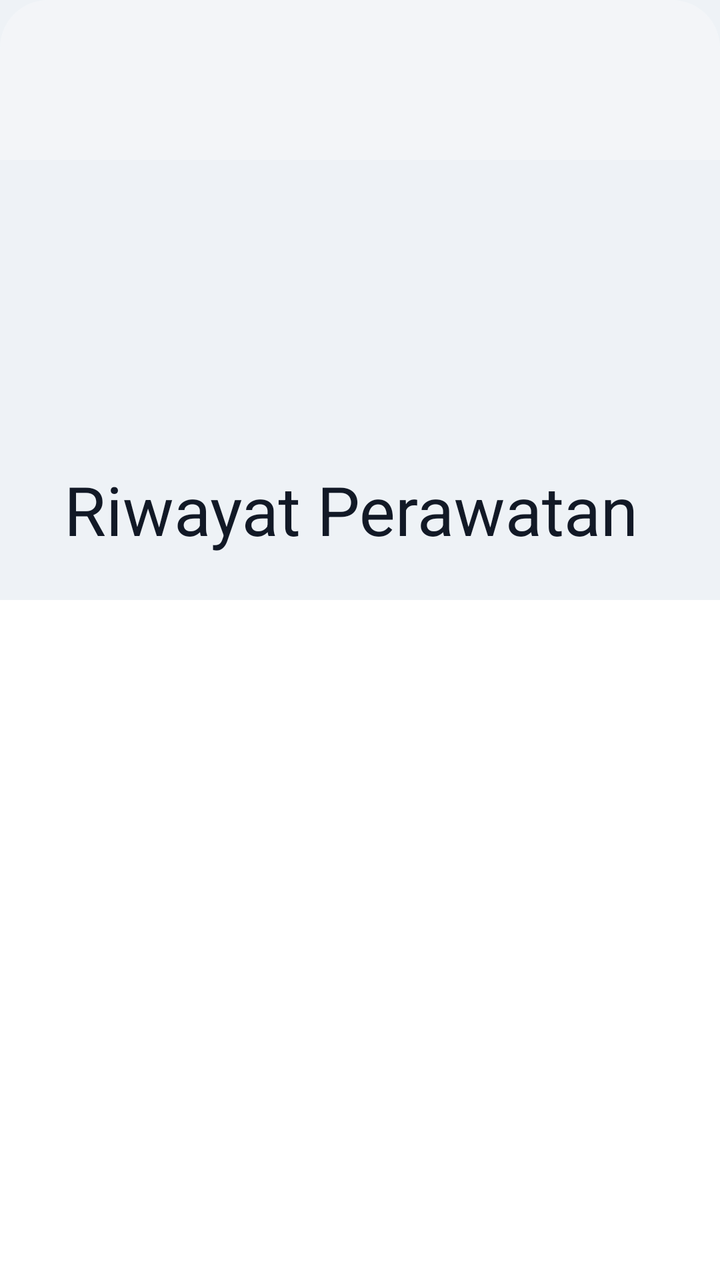
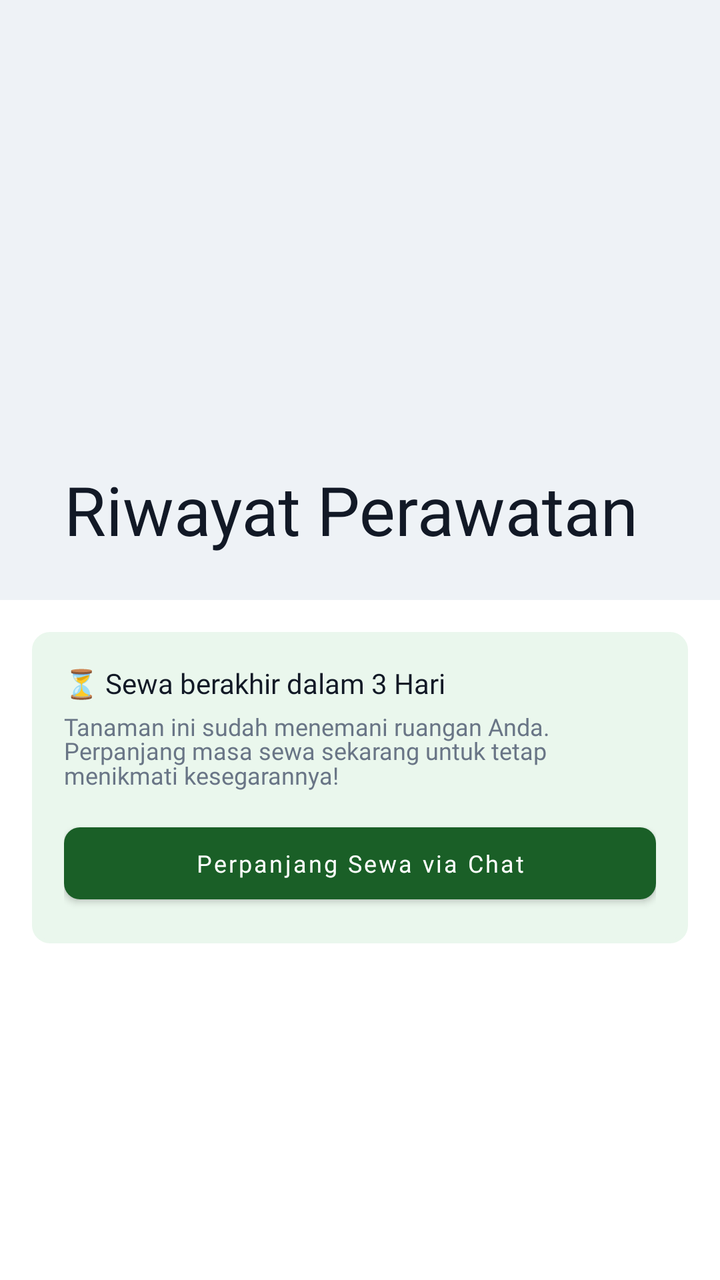

The first picture is an Android layout as it rendered before a commit; the second is the same layout after the commit. The layout source and the unified diff follow.
<!-- AndroidManifest.xml: application theme Theme.Florist -->
<!-- res/layout/activity_rental_detail.xml -->
<?xml version="1.0" encoding="utf-8"?>
<RelativeLayout
    xmlns:android="http://schemas.android.com/apk/res/android"
    xmlns:app="http://schemas.android.com/apk/res-auto"
    android:layout_width="match_parent"
    android:layout_height="match_parent"
    app:cardBackgroundColor="@android:color/transparent">
    <com.google.android.material.card.MaterialCardView
    android:id="@+id/stickyBottomContainer"
    android:layout_width="match_parent"
    android:layout_height="wrap_content"
    android:layout_alignParentBottom="true"
    android:layout_margin="16dp"
    app:cardCornerRadius="16dp"
    app:cardElevation="8dp"
    app:cardBackgroundColor="@color/white">

    <LinearLayout
        android:layout_width="match_parent"
        android:layout_height="wrap_content"
        android:orientation="vertical">

        <LinearLayout
            android:id="@+id/layoutConfirmResolution"
            android:layout_width="match_parent"
            android:layout_height="wrap_content"
            android:orientation="vertical"
            android:gravity="center_horizontal"
            android:padding="16dp"
            android:visibility="gone">

            <ImageView
                android:layout_width="56dp"
                android:layout_height="56dp"
                android:src="@drawable/dalam_perawatan"
                app:tint="@color/main_color"
                android:layout_gravity="center_horizontal"/>

            <TextView
                android:layout_width="match_parent"
                android:layout_height="wrap_content"
                android:text="Apakah masalah sudah teratasi?"
                android:textAlignment="center"
                android:textColor="@color/black"
                style="@style/title_md_bold"
                android:layout_marginBottom="6dp" />

            <com.google.android.material.button.MaterialButton
                android:id="@+id/btnAcceptResolution"
                android:layout_width="match_parent"
                android:layout_height="wrap_content"
                android:text="Ya, Terima Resolusi"
                app:backgroundTint="@color/olive_500"
                android:textColor="@color/white"
                style="@style/body_sm_bold"
                app:cornerRadius="10dp"
                android:textAllCaps="false"
                android:layout_marginBottom="10dp"
                android:insetTop="0dp"
                android:insetBottom="0dp" />

            <com.google.android.material.button.MaterialButton
                android:id="@+id/btnRejectResolution"
                android:layout_width="match_parent"
                android:layout_height="wrap_content"
                android:text="Tolak Resolusi (Belum Puas)"
                app:backgroundTint="@color/red_500"
                android:textColor="@color/white"
                style="@style/body_sm_bold"
                android:textAllCaps="false"
                app:cornerRadius="10dp"
                android:insetTop="0dp"
                android:insetBottom="0dp" />
        </LinearLayout>

        <LinearLayout
            android:id="@+id/layoutReply"
            android:layout_width="match_parent"
            android:layout_height="wrap_content"
            android:orientation="vertical"
            android:paddingHorizontal="20dp"
            android:paddingTop="20dp"
            android:paddingBottom="16dp"
            android:visibility="gone">

            <TextView
                android:layout_width="wrap_content"
                android:layout_height="wrap_content"
                android:text="Tindakan Lanjutan"
                android:textColor="@color/black"
                style="@style/label_lg_bold"
                android:layout_marginBottom="12dp"/>

            <EditText
                android:id="@+id/etSellerResponse"
                android:layout_width="match_parent"
                android:layout_height="wrap_content"
                android:minLines="2"
                android:gravity="top|start"
                android:hint="Ketik resolusi Anda di sini..."
                android:padding="12dp"
                android:background="@drawable/rounded_gray_layout"
                android:layout_marginBottom="16dp"
                style="@style/body_md_regular"/>

            <com.google.android.material.button.MaterialButton
                android:id="@+id/btnSubmitResolution"
                android:layout_width="match_parent"
                android:layout_height="50dp"
                android:text="Kirim Resolusi &amp; Selesaikan"
                android:textColor="@color/white"
                app:backgroundTint="@color/olive_500"
                app:cornerRadius="10dp" />
        </LinearLayout>

        <LinearLayout
            android:id="@+id/layoutSubmitComplaint"
            android:layout_width="match_parent"
            android:layout_height="wrap_content"
            android:padding="16dp"
            android:visibility="gone">

            <com.google.android.material.button.MaterialButton
                android:id="@+id/btnSubmitComplaint"
                android:layout_width="match_parent"
                android:layout_height="50dp"
                android:text="Ajukan Komplain Baru"
                android:background="@drawable/rounded_error_button"
                app:backgroundTint="@color/red_500"
                style="@style/body_sm_bold"
                app:cornerRadius="10dp" />
        </LinearLayout>

        <LinearLayout
            android:id="@+id/layoutChatInput"
            android:layout_width="match_parent"
            android:layout_height="wrap_content"
            android:orientation="horizontal"
            android:gravity="center_vertical"
            android:paddingHorizontal="8dp"
            android:paddingVertical="8dp"
            android:background="@drawable/rounded_gray_layout"
            android:layout_margin="12dp"
            android:visibility="gone">

            <EditText
                android:id="@+id/etChatMessage"
                android:layout_width="0dp"
                android:layout_height="wrap_content"
                android:layout_weight="1"
                android:background="@android:color/transparent"
                android:hint="Tulis balasan di sini..."
                android:padding="12dp"
                android:textSize="14sp"
                android:maxLines="4" />

            <ImageButton
                android:id="@+id/btnSendChat"
                android:layout_width="48dp"
                android:layout_height="48dp"
                android:src="@android:drawable/ic_menu_send"
                android:background="?attr/selectableItemBackgroundBorderless"
                app:tint="@color/main_color" />
        </LinearLayout>

    </LinearLayout>
</com.google.android.material.card.MaterialCardView>

    <androidx.coordinatorlayout.widget.CoordinatorLayout
        android:layout_width="match_parent"
        android:layout_height="match_parent"
        android:layout_above="@id/stickyBottomContainer">

        <com.google.android.material.appbar.AppBarLayout
            android:id="@+id/appBarLayout"
            android:layout_width="match_parent"
            android:layout_height="300dp"
            android:theme="@style/ThemeOverlay.AppCompat.Dark.ActionBar">

            <com.google.android.material.appbar.CollapsingToolbarLayout
                android:id="@+id/collapsingToolbar"
                android:layout_width="match_parent"
                android:layout_height="match_parent"
                app:contentScrim="@color/main_color"
                app:layout_scrollFlags="scroll|exitUntilCollapsed"
                app:title="Riwayat Perawatan"
                app:expandedTitleTextColor="@color/black"
                app:collapsedTitleTextColor="@color/white"
                app:collapsedTitleTextAppearance="@style/TextAppearance.AppCompat.Body2">

                <ImageView
                    android:id="@+id/imgOriginalPlant"
                    android:layout_width="match_parent"
                    android:layout_height="match_parent"
                    android:scaleType="centerCrop"
                    android:src="@color/gray_100"
                    app:layout_collapseMode="parallax"
                    app:layout_collapseParallaxMultiplier="0.7" />

                <View
                    android:layout_width="match_parent"
                    android:layout_height="80dp"
                    android:layout_gravity="top"
                    android:background="@drawable/bg_bottom_sheet"
                    android:alpha="0.3"
                    app:layout_collapseMode="pin"/>

                <androidx.appcompat.widget.Toolbar
                    android:id="@+id/toolbar"
                    android:layout_width="match_parent"
                    android:layout_height="42dp"
                    android:background="@android:color/transparent"
                    app:elevation="0dp"
                    app:layout_collapseMode="pin"
                    app:popupTheme="@style/ThemeOverlay.AppCompat.Light"/>

            </com.google.android.material.appbar.CollapsingToolbarLayout>
        </com.google.android.material.appbar.AppBarLayout>

        <androidx.core.widget.NestedScrollView
            android:id="@+id/nestedScrollView"
            android:layout_width="match_parent"
            android:layout_height="match_parent"
            android:fillViewport="true"
            app:layout_behavior="@string/appbar_scrolling_view_behavior">

            <LinearLayout
                android:id="@+id/contentLayout"
                android:layout_width="match_parent"
                android:layout_height="wrap_content"
                android:orientation="vertical"
                android:background="@drawable/rounded_timeline"
                android:paddingHorizontal="16dp"
                android:paddingBottom="16dp">

                <androidx.recyclerview.widget.RecyclerView
                    android:id="@+id/rvMaintenanceTimeline"
                    android:layout_width="match_parent"
                    android:layout_height="wrap_content"
                    android:nestedScrollingEnabled="false"
                    android:background="@drawable/rounded_timeline"/>

                <androidx.recyclerview.widget.RecyclerView
                    android:id="@+id/rvComplaintTimeline"
                    android:layout_width="match_parent"
                    android:layout_height="wrap_content"
                    android:nestedScrollingEnabled="false" />


                <androidx.recyclerview.widget.RecyclerView
                    android:id="@+id/rvChatDiscussion"
                    android:layout_width="match_parent"
                    android:layout_height="wrap_content"
                    android:nestedScrollingEnabled="false"
                    android:layout_marginTop="16dp"
                    android:layout_marginBottom="8dp"/>

            </LinearLayout>
        </androidx.core.widget.NestedScrollView>
    </androidx.coordinatorlayout.widget.CoordinatorLayout>

    <ProgressBar
        android:id="@+id/progressBar"
        android:layout_width="wrap_content"
        android:layout_height="wrap_content"
        android:layout_centerInParent="true"
        android:visibility="gone"/>

</RelativeLayout>
<!-- resources referenced by this layout -->
<resources>
  <color name="black">#121926</color>
  <color name="gray_100">#EEF2F6</color>
  <color name="main_color">#3D5C42</color>
  <color name="olive_500">#3D5C42</color>
  <color name="red_500">#D6282E</color>
  <color name="white">#FFFFFF</color>
  <!-- drawable bg_bottom_sheet (drawable) -->
  <?xml version="1.0" encoding="utf-8"?>
  <shape xmlns:android="http://schemas.android.com/apk/res/android"
      android:shape="rectangle">
      <solid android:color="@color/white"/>
      <corners
          android:topLeftRadius="24dp"
          android:topRightRadius="24dp"/>
  </shape>
  <!-- drawable rounded_gray_layout (drawable) -->
  <?xml version="1.0" encoding="utf-8"?>
  <shape xmlns:android="http://schemas.android.com/apk/res/android"
      android:shape="rectangle">
  
      <solid android:color="@color/white"/>
      <stroke android:color="@color/border_tertiary" android:width="2dp"/>
      <corners android:bottomLeftRadius="8dp"
          android:bottomRightRadius="8dp"
          android:topLeftRadius="8dp"
          android:topRightRadius="8dp"/>
  
  </shape>
  <!-- drawable rounded_timeline (drawable) -->
  <?xml version="1.0" encoding="utf-8"?>
  <shape xmlns:android="http://schemas.android.com/apk/res/android">
      <solid android:color="@color/white" />
  
      <corners
          android:topLeftRadius="24dp"
          android:topRightRadius="24dp" />
  </shape>
  <style name="body_md_regular">
          <item name="android:fontFamily">@font/nunitosans_regular</item>
          <item name="android:textSize">14sp</item>
          <item name="android:lineSpacingMultiplier">0.87</item>
          <item name="android:lineSpacingExtra">2sp</item>
      </style>
  <style name="body_sm_bold">
          <item name="android:fontFamily">@font/nunito_sans_bold</item>
          <item name="android:textSize">12sp</item>
          <item name="android:lineSpacingMultiplier">0.86</item>
          <item name="android:lineSpacingExtra">2sp</item>
      </style>
  <style name="label_lg_bold">
          <item name="android:fontFamily">@font/nunito_sans_bold</item>
          <item name="android:textSize">14sp</item>
          <item name="android:lineSpacingMultiplier">0.7</item>
          <item name="android:lineSpacingExtra">6sp</item>
      </style>
  <style name="title_md_bold">
          <item name="android:fontFamily">@font/nunito_sans_bold</item>
          <item name="android:textSize">16sp</item>
          <item name="android:lineSpacingMultiplier">0.44</item>
          <item name="android:lineSpacingExtra">10sp</item>
      </style>
  <color name="bg_error">@color/red_500</color>
  <color name="border_secondary">@color/gray_400</color>
  <color name="border_tertiary">@color/gray_100</color>
  <color name="teal_200">#FF03DAC5</color>
  <color name="teal_700">#FF018786</color>
  <!-- drawable rounded_normal_edittext (drawable) -->
  <?xml version="1.0" encoding="utf-8"?>
  <shape xmlns:android="http://schemas.android.com/apk/res/android"
      android:shape="rectangle">
  
      <solid android:color="@color/white"/>
      <stroke android:color="@color/border_secondary" android:width="1dp"/>
      <corners android:bottomLeftRadius="8dp"
          android:bottomRightRadius="8dp"
          android:topLeftRadius="8dp"
          android:topRightRadius="8dp"/>
  
  </shape>
  <color name="gray_400">#9AA4B2</color>
  <!-- unchanged entries left out for length: 3 -->
</resources>

<!-- the commit's change to res/layout/activity_rental_detail.xml (unified diff, before → after) -->
@@ -5,6 +5,7 @@
     android:layout_width="match_parent"
     android:layout_height="match_parent"
     app:cardBackgroundColor="@android:color/transparent">
+
     <com.google.android.material.card.MaterialCardView
     android:id="@+id/stickyBottomContainer"
     android:layout_width="match_parent"
@@ -77,47 +78,25 @@
             android:id="@+id/layoutReply"
             android:layout_width="match_parent"
             android:layout_height="wrap_content"
-            android:orientation="vertical"
-            android:paddingHorizontal="20dp"
-            android:paddingTop="20dp"
-            android:paddingBottom="16dp"
-            android:visibility="gone">
-
-            <TextView
-                android:layout_width="wrap_content"
-                android:layout_height="wrap_content"
-                android:text="Tindakan Lanjutan"
-                android:textColor="@color/black"
-                style="@style/label_lg_bold"
-                android:layout_marginBottom="12dp"/>
-
-            <EditText
-                android:id="@+id/etSellerResponse"
-                android:layout_width="match_parent"
-                android:layout_height="wrap_content"
-                android:minLines="2"
-                android:gravity="top|start"
-                android:hint="Ketik resolusi Anda di sini..."
-                android:padding="12dp"
-                android:background="@drawable/rounded_gray_layout"
-                android:layout_marginBottom="16dp"
-                style="@style/body_md_regular"/>
-
-            <com.google.android.material.button.MaterialButton
-                android:id="@+id/btnSubmitResolution"
-                android:layout_width="match_parent"
-                android:layout_height="50dp"
-                android:text="Kirim Resolusi &amp; Selesaikan"
+            android:padding="16dp"
+            android:visibility="gone">
+
+            <com.google.android.material.button.MaterialButton
+                android:id="@+id/btnActionRespond"
+                android:layout_width="match_parent"
+                android:layout_height="54dp"
+                android:text="Tanggapi Komplain"
                 android:textColor="@color/white"
-                app:backgroundTint="@color/olive_500"
-                app:cornerRadius="10dp" />
-        </LinearLayout>
-
+                app:backgroundTint="@color/main_color"
+                style="@style/title_sm_bold"
+                app:cornerRadius="12dp"
+                android:textAllCaps="false"/>
+        </LinearLayout>
         <LinearLayout
             android:id="@+id/layoutSubmitComplaint"
             android:layout_width="match_parent"
             android:layout_height="wrap_content"
-            android:padding="16dp"
+            android:padding="8dp"
             android:visibility="gone">
 
             <com.google.android.material.button.MaterialButton
@@ -126,7 +105,7 @@
                 android:layout_height="50dp"
                 android:text="Ajukan Komplain Baru"
                 android:background="@drawable/rounded_error_button"
-                app:backgroundTint="@color/red_500"
+                app:backgroundTint="@color/red_400"
                 style="@style/body_sm_bold"
                 app:cornerRadius="10dp" />
         </LinearLayout>
@@ -184,6 +163,7 @@
                 app:contentScrim="@color/main_color"
                 app:layout_scrollFlags="scroll|exitUntilCollapsed"
                 app:title="Riwayat Perawatan"
+                style="@style/label_lg_bold"
                 app:expandedTitleTextColor="@color/black"
                 app:collapsedTitleTextColor="@color/white"
                 app:collapsedTitleTextAppearance="@style/TextAppearance.AppCompat.Body2">
@@ -197,18 +177,10 @@
                     app:layout_collapseMode="parallax"
                     app:layout_collapseParallaxMultiplier="0.7" />
 
-                <View
-                    android:layout_width="match_parent"
-                    android:layout_height="80dp"
-                    android:layout_gravity="top"
-                    android:background="@drawable/bg_bottom_sheet"
-                    android:alpha="0.3"
-                    app:layout_collapseMode="pin"/>
-
                 <androidx.appcompat.widget.Toolbar
                     android:id="@+id/toolbar"
                     android:layout_width="match_parent"
-                    android:layout_height="42dp"
+                    android:layout_height="?attr/actionBarSize"
                     android:background="@android:color/transparent"
                     app:elevation="0dp"
                     app:layout_collapseMode="pin"
@@ -233,19 +205,52 @@
                 android:paddingHorizontal="16dp"
                 android:paddingBottom="16dp">
 
+                <LinearLayout
+                    android:id="@+id/layoutExtensionBanner"
+                    android:layout_width="match_parent"
+                    android:layout_height="wrap_content"
+                    android:orientation="vertical"
+                    android:background="@drawable/rounded_gray_layout"
+                    android:backgroundTint="@color/green_50"
+                    android:padding="16dp"
+                    android:layout_marginTop="16dp"
+                    android:visibility="visible">
+
+                    <TextView
+                        android:id="@+id/tvExtensionTitle"
+                        android:layout_width="match_parent"
+                        android:layout_height="wrap_content"
+                        android:text="⏳ Sewa berakhir dalam 3 Hari"
+                        android:textColor="@color/text_primary"
+                        style="@style/title_sm_bold"/>
+
+                    <TextView
+                        android:layout_width="match_parent"
+                        android:layout_height="wrap_content"
+                        android:layout_marginTop="4dp"
+                        android:text="Tanaman ini sudah menemani ruangan Anda. Perpanjang masa sewa sekarang untuk tetap menikmati kesegarannya!"
+                        android:textColor="@color/text_secondary"
+                        style="@style/body_sm_regular"/>
+
+                    <com.google.android.material.button.MaterialButton
+                        android:id="@+id/btnExtendRental"
+                        android:layout_width="match_parent"
+                        android:layout_height="48dp"
+                        android:layout_marginTop="12dp"
+                        android:text="Perpanjang Sewa via Chat"
+                        android:textColor="@color/white"
+                        app:backgroundTint="@color/pressed_success"
+                        style="@style/body_sm_bold"
+                        app:cornerRadius="8dp"
+                        android:textAllCaps="false"/>
+                </LinearLayout>
+
                 <androidx.recyclerview.widget.RecyclerView
-                    android:id="@+id/rvMaintenanceTimeline"
+                    android:id="@+id/rvUnifiedTimeline"
                     android:layout_width="match_parent"
                     android:layout_height="wrap_content"
                     android:nestedScrollingEnabled="false"
-                    android:background="@drawable/rounded_timeline"/>
-
-                <androidx.recyclerview.widget.RecyclerView
-                    android:id="@+id/rvComplaintTimeline"
-                    android:layout_width="match_parent"
-                    android:layout_height="wrap_content"
-                    android:nestedScrollingEnabled="false" />
-
+                    android:layout_marginTop="8dp"/>
 
                 <androidx.recyclerview.widget.RecyclerView
                     android:id="@+id/rvChatDiscussion"
@@ -254,8 +259,8 @@
                     android:nestedScrollingEnabled="false"
                     android:layout_marginTop="16dp"
                     android:layout_marginBottom="8dp"/>
-
             </LinearLayout>
+
         </androidx.core.widget.NestedScrollView>
     </androidx.coordinatorlayout.widget.CoordinatorLayout>
 
<!-- resource entries referenced after the edit -->
@@ -2,19 +2,15 @@
 <resources>
   <color name="black">#121926</color>
   <color name="gray_100">#EEF2F6</color>
+  <color name="green_50">#EAF7ED</color>
   <color name="main_color">#3D5C42</color>
   <color name="olive_500">#3D5C42</color>
+  <color name="pressed_success">@color/green_800</color>
+  <color name="red_400">#DE5358</color>
   <color name="red_500">#D6282E</color>
+  <color name="text_primary">@color/gray_900</color>
+  <color name="text_secondary">@color/gray_500</color>
   <color name="white">#FFFFFF</color>
-  <!-- drawable bg_bottom_sheet (drawable) -->
-  <?xml version="1.0" encoding="utf-8"?>
-  <shape xmlns:android="http://schemas.android.com/apk/res/android"
-      android:shape="rectangle">
-      <solid android:color="@color/white"/>
-      <corners
-          android:topLeftRadius="24dp"
-          android:topRightRadius="24dp"/>
-  </shape>
   <!-- drawable rounded_gray_layout (drawable) -->
   <?xml version="1.0" encoding="utf-8"?>
   <shape xmlns:android="http://schemas.android.com/apk/res/android"
@@ -37,16 +33,16 @@
           android:topLeftRadius="24dp"
           android:topRightRadius="24dp" />
   </shape>
-  <style name="body_md_regular">
-          <item name="android:fontFamily">@font/nunitosans_regular</item>
-          <item name="android:textSize">14sp</item>
-          <item name="android:lineSpacingMultiplier">0.87</item>
-          <item name="android:lineSpacingExtra">2sp</item>
-      </style>
   <style name="body_sm_bold">
           <item name="android:fontFamily">@font/nunito_sans_bold</item>
           <item name="android:textSize">12sp</item>
           <item name="android:lineSpacingMultiplier">0.86</item>
+          <item name="android:lineSpacingExtra">2sp</item>
+      </style>
+  <style name="body_sm_regular">
+          <item name="android:fontFamily">@font/nunitosans_regular</item>
+          <item name="android:textSize">12sp</item>
+          <item name="android:lineSpacingMultiplier">0.75</item>
           <item name="android:lineSpacingExtra">2sp</item>
       </style>
   <style name="label_lg_bold">
@@ -61,6 +57,16 @@
           <item name="android:lineSpacingMultiplier">0.44</item>
           <item name="android:lineSpacingExtra">10sp</item>
       </style>
+  <style name="title_sm_bold">
+          <item name="android:fontFamily">@font/nunito_sans_bold</item>
+          <item name="android:textSize">14sp</item>
+          <item name="android:lineSpacingMultiplier">0.43</item>
+          <item name="android:lineSpacingExtra">8sp</item>
+          <item name="android:textAllCaps">false</item>
+      </style>
+  <color name="green_800">#1A5F27</color>
+  <color name="gray_900">#121926</color>
+  <color name="gray_500">#697586</color>
   <color name="bg_error">@color/red_500</color>
   <color name="border_secondary">@color/gray_400</color>
   <color name="border_tertiary">@color/gray_100</color>
